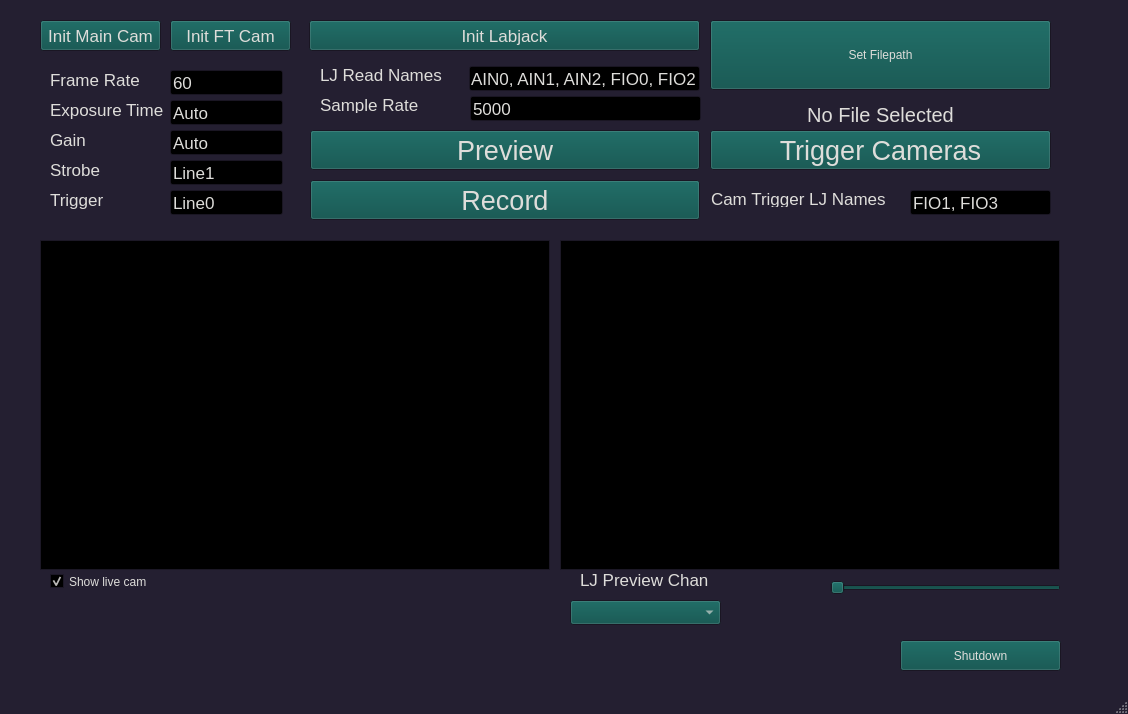
Qt form gui.ui (jbmelander/jackfish) before a commit.
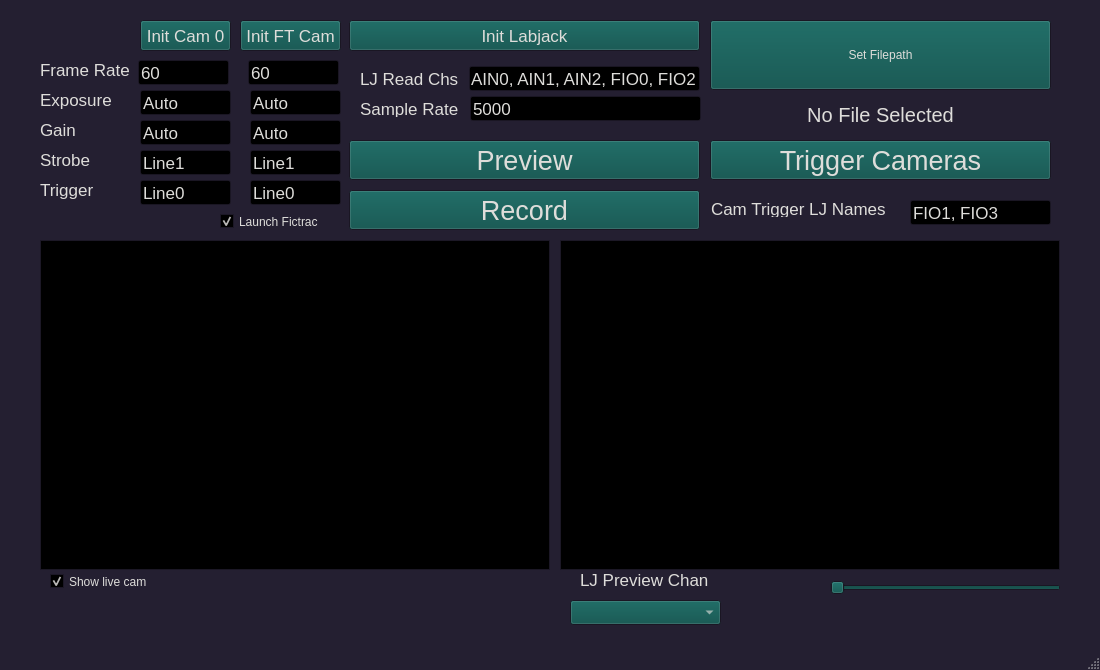
The same form after that commit. Custom widgets are drawn as their Qt base class.

Commit message: cam window works during rec

```diff
--- a/gui.ui
+++ b/gui.ui
@@ -9,8 +9,8 @@
    <rect>
     <x>0</x>
     <y>0</y>
-    <width>1128</width>
-    <height>714</height>
+    <width>1100</width>
+    <height>670</height>
    </rect>
   </property>
   <property name="palette">
@@ -492,9 +492,9 @@
    <widget class="QPushButton" name="init_cam0_push">
     <property name="geometry">
      <rect>
-      <x>40</x>
+      <x>140</x>
       <y>20</y>
-      <width>121</width>
+      <width>91</width>
       <height>31</height>
      </rect>
     </property>
@@ -505,15 +505,15 @@
      </font>
     </property>
     <property name="text">
-     <string>Init Main Cam</string>
+     <string>Init Cam 0</string>
     </property>
    </widget>
    <widget class="QPushButton" name="init_lj_push">
     <property name="geometry">
      <rect>
-      <x>309</x>
+      <x>349</x>
       <y>20</y>
-      <width>391</width>
+      <width>351</width>
       <height>31</height>
      </rect>
     </property>
@@ -530,9 +530,9 @@
    <widget class="QLineEdit" name="fr_edit">
     <property name="geometry">
      <rect>
-      <x>170</x>
-      <y>70</y>
-      <width>113</width>
+      <x>138</x>
+      <y>60</y>
+      <width>91</width>
       <height>25</height>
      </rect>
     </property>
@@ -552,9 +552,9 @@
    <widget class="QLineEdit" name="et_edit">
     <property name="geometry">
      <rect>
-      <x>170</x>
-      <y>100</y>
-      <width>113</width>
+      <x>140</x>
+      <y>90</y>
+      <width>91</width>
       <height>25</height>
      </rect>
     </property>
@@ -574,9 +574,9 @@
    <widget class="QLineEdit" name="gain_edit">
     <property name="geometry">
      <rect>
-      <x>170</x>
-      <y>130</y>
-      <width>113</width>
+      <x>140</x>
+      <y>120</y>
+      <width>91</width>
       <height>25</height>
      </rect>
     </property>
@@ -596,9 +596,9 @@
    <widget class="QLineEdit" name="strobe_edit">
     <property name="geometry">
      <rect>
-      <x>170</x>
-      <y>160</y>
-      <width>113</width>
+      <x>140</x>
+      <y>150</y>
+      <width>91</width>
       <height>25</height>
      </rect>
     </property>
@@ -618,8 +618,8 @@
    <widget class="QLabel" name="label">
     <property name="geometry">
      <rect>
-      <x>50</x>
-      <y>60</y>
+      <x>40</x>
+      <y>50</y>
       <width>90</width>
       <height>40</height>
      </rect>
@@ -640,9 +640,9 @@
    <widget class="QLabel" name="label_2">
     <property name="geometry">
      <rect>
-      <x>50</x>
-      <y>90</y>
-      <width>140</width>
+      <x>40</x>
+      <y>80</y>
+      <width>81</width>
       <height>40</height>
      </rect>
     </property>
@@ -656,14 +656,14 @@
      <enum>Qt::LeftToRight</enum>
     </property>
     <property name="text">
-     <string>Exposure Time</string>
+     <string>Exposure</string>
     </property>
    </widget>
    <widget class="QLabel" name="label_3">
     <property name="geometry">
      <rect>
-      <x>50</x>
-      <y>120</y>
+      <x>40</x>
+      <y>110</y>
       <width>81</width>
       <height>40</height>
      </rect>
@@ -684,8 +684,8 @@
    <widget class="QLabel" name="label_6">
     <property name="geometry">
      <rect>
-      <x>50</x>
-      <y>150</y>
+      <x>40</x>
+      <y>140</y>
       <width>81</width>
       <height>40</height>
      </rect>
@@ -706,9 +706,9 @@
    <widget class="QLineEdit" name="trigger_edit">
     <property name="geometry">
      <rect>
-      <x>170</x>
-      <y>190</y>
-      <width>113</width>
+      <x>140</x>
+      <y>180</y>
+      <width>91</width>
       <height>25</height>
      </rect>
     </property>
@@ -728,8 +728,8 @@
    <widget class="QLabel" name="label_7">
     <property name="geometry">
      <rect>
-      <x>50</x>
-      <y>180</y>
+      <x>40</x>
+      <y>170</y>
       <width>81</width>
       <height>40</height>
      </rect>
@@ -769,9 +769,9 @@
    <widget class="QLabel" name="label_4">
     <property name="geometry">
      <rect>
-      <x>320</x>
-      <y>66</y>
-      <width>140</width>
+      <x>360</x>
+      <y>70</y>
+      <width>101</width>
       <height>17</height>
      </rect>
     </property>
@@ -782,15 +782,15 @@
      </font>
     </property>
     <property name="text">
-     <string>LJ Read Names</string>
+     <string>LJ Read Chs</string>
     </property>
    </widget>
    <widget class="QLabel" name="label_5">
     <property name="geometry">
      <rect>
-      <x>320</x>
-      <y>96</y>
-      <width>110</width>
+      <x>360</x>
+      <y>100</y>
+      <width>101</width>
       <height>17</height>
      </rect>
     </property>
@@ -826,9 +826,9 @@
    <widget class="QPushButton" name="preview_push">
     <property name="geometry">
      <rect>
-      <x>310</x>
-      <y>130</y>
-      <width>390</width>
+      <x>349</x>
+      <y>140</y>
+      <width>351</width>
       <height>40</height>
      </rect>
     </property>
@@ -845,9 +845,9 @@
    <widget class="QPushButton" name="record_push">
     <property name="geometry">
      <rect>
-      <x>310</x>
-      <y>180</y>
-      <width>390</width>
+      <x>349</x>
+      <y>190</y>
+      <width>351</width>
       <height>40</height>
      </rect>
     </property>
@@ -933,7 +933,7 @@
     <property name="geometry">
      <rect>
       <x>710</x>
-      <y>130</y>
+      <y>140</y>
       <width>341</width>
       <height>40</height>
      </rect>
@@ -952,7 +952,7 @@
     <property name="geometry">
      <rect>
       <x>711</x>
-      <y>190</y>
+      <y>200</y>
       <width>181</width>
       <height>17</height>
      </rect>
@@ -971,7 +971,7 @@
     <property name="geometry">
      <rect>
       <x>910</x>
-      <y>190</y>
+      <y>200</y>
       <width>141</width>
       <height>25</height>
      </rect>
@@ -1034,9 +1034,9 @@
    <widget class="QPushButton" name="init_cam1_push">
     <property name="geometry">
      <rect>
-      <x>170</x>
+      <x>240</x>
       <y>20</y>
-      <width>121</width>
+      <width>101</width>
       <height>31</height>
      </rect>
     </property>
@@ -1050,17 +1050,130 @@
      <string>Init FT Cam</string>
     </property>
    </widget>
-   <widget class="QPushButton" name="shutdown_push">
+   <widget class="QLineEdit" name="fr_edit_2">
     <property name="geometry">
      <rect>
-      <x>900</x>
-      <y>640</y>
-      <width>161</width>
-      <height>31</height>
+      <x>248</x>
+      <y>60</y>
+      <width>91</width>
+      <height>25</height>
      </rect>
     </property>
+    <property name="font">
+     <font>
+      <family>Arial</family>
+      <pointsize>13</pointsize>
+     </font>
+    </property>
+    <property name="layoutDirection">
+     <enum>Qt::LeftToRight</enum>
+    </property>
     <property name="text">
-     <string>Shutdown</string>
+     <string>60</string>
+    </property>
+   </widget>
+   <widget class="QLineEdit" name="trigger_edit_2">
+    <property name="geometry">
+     <rect>
+      <x>250</x>
+      <y>180</y>
+      <width>91</width>
+      <height>25</height>
+     </rect>
+    </property>
+    <property name="font">
+     <font>
+      <family>Arial</family>
+      <pointsize>13</pointsize>
+     </font>
+    </property>
+    <property name="layoutDirection">
+     <enum>Qt::LeftToRight</enum>
+    </property>
+    <property name="text">
+     <string>Line0</string>
+    </property>
+   </widget>
+   <widget class="QLineEdit" name="et_edit_2">
+    <property name="geometry">
+     <rect>
+      <x>250</x>
+      <y>90</y>
+      <width>91</width>
+      <height>25</height>
+     </rect>
+    </property>
+    <property name="font">
+     <font>
+      <family>Arial</family>
+      <pointsize>13</pointsize>
+     </font>
+    </property>
+    <property name="layoutDirection">
+     <enum>Qt::LeftToRight</enum>
+    </property>
+    <property name="text">
+     <string>Auto</string>
+    </property>
+   </widget>
+   <widget class="QLineEdit" name="strobe_edit_2">
+    <property name="geometry">
+     <rect>
+      <x>250</x>
+      <y>150</y>
+      <width>91</width>
+      <height>25</height>
+     </rect>
+    </property>
+    <property name="font">
+     <font>
+      <family>Arial</family>
+      <pointsize>13</pointsize>
+     </font>
+    </property>
+    <property name="layoutDirection">
+     <enum>Qt::LeftToRight</enum>
+    </property>
+    <property name="text">
+     <string>Line1</string>
+    </property>
+   </widget>
+   <widget class="QLineEdit" name="gain_edit_2">
+    <property name="geometry">
+     <rect>
+      <x>250</x>
+      <y>120</y>
+      <width>91</width>
+      <height>25</height>
+     </rect>
+    </property>
+    <property name="font">
+     <font>
+      <family>Arial</family>
+      <pointsize>13</pointsize>
+     </font>
+    </property>
+    <property name="layoutDirection">
+     <enum>Qt::LeftToRight</enum>
+    </property>
+    <property name="text">
+     <string>Auto</string>
+    </property>
+   </widget>
+   <widget class="QCheckBox" name="launch_fictrac_toggle">
+    <property name="geometry">
+     <rect>
+      <x>220</x>
+      <y>210</y>
+      <width>121</width>
+      <height>23</height>
+     </rect>
+    </property>
+    <property name="text">
+     <string>Launch Fictrac</string>
+    </property>
+    <property name="checked">
+     <bool>true</bool>
     </property>
    </widget>
   </widget>
```
The commit also changes 3 other files.
